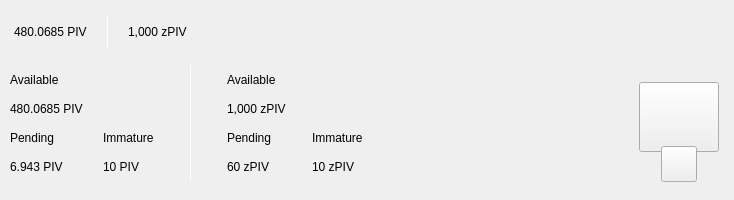
afghany/castletmp, file src/qt/pivx/forms/topbar.ui: the form before one commit.
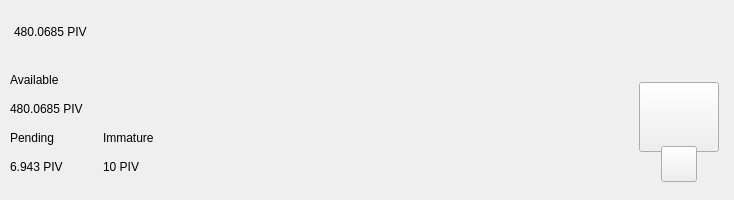
The form after the commit. Custom widgets are drawn as their Qt base class.

What changed in the file:
```diff
--- a/src/qt/pivx/forms/topbar.ui
+++ b/src/qt/pivx/forms/topbar.ui
@@ -123,75 +123,6 @@
               </property>
              </widget>
             </item>
-            <item>
-             <spacer name="horizontalSpacer_11">
-              <property name="orientation">
-               <enum>Qt::Horizontal</enum>
-              </property>
-              <property name="sizeType">
-               <enum>QSizePolicy::Fixed</enum>
-              </property>
-              <property name="sizeHint" stdset="0">
-               <size>
-                <width>20</width>
-                <height>20</height>
-               </size>
-              </property>
-             </spacer>
-            </item>
-            <item alignment="Qt::AlignVCenter">
-             <widget class="QLabel" name="typeSpacerTop">
-              <property name="minimumSize">
-               <size>
-                <width>1</width>
-                <height>30</height>
-               </size>
-              </property>
-              <property name="maximumSize">
-               <size>
-                <width>1</width>
-                <height>30</height>
-               </size>
-              </property>
-              <property name="styleSheet">
-               <string notr="true">background-color:white;
-padding:0px;
-border:none;</string>
-              </property>
-              <property name="text">
-               <string/>
-              </property>
-             </widget>
-            </item>
-            <item>
-             <spacer name="horizontalSpacer_12">
-              <property name="orientation">
-               <enum>Qt::Horizontal</enum>
-              </property>
-              <property name="sizeType">
-               <enum>QSizePolicy::Fixed</enum>
-              </property>
-              <property name="sizeHint" stdset="0">
-               <size>
-                <width>20</width>
-                <height>20</height>
-               </size>
-              </property>
-             </spacer>
-            </item>
-            <item alignment="Qt::AlignTop">
-             <widget class="QLabel" name="labelAmountTopzPiv">
-              <property name="minimumSize">
-               <size>
-                <width>0</width>
-                <height>36</height>
-               </size>
-              </property>
-              <property name="text">
-               <string notr="true">1,000 zPIV</string>
-              </property>
-             </widget>
-            </item>
            </layout>
           </widget>
          </item>
@@ -475,128 +406,6 @@
              </item>
             </layout>
            </item>
-           <item>
-            <widget class="QLabel" name="typeSpacerExpanded">
-             <property name="minimumSize">
-              <size>
-               <width>1</width>
-               <height>100</height>
-              </size>
-             </property>
-             <property name="maximumSize">
-              <size>
-               <width>1</width>
-               <height>16777215</height>
-              </size>
-             </property>
-             <property name="styleSheet">
-              <string notr="true">background-color:white;
-padding:0px;
-border:none;</string>
-             </property>
-             <property name="text">
-              <string/>
-             </property>
-            </widget>
-           </item>
-           <item>
-            <widget class="QWidget" name="zerocoinBalances" native="true">
-             <layout class="QVBoxLayout" name="verticalLayout_8">
-              <property name="spacing">
-               <number>0</number>
-              </property>
-              <property name="leftMargin">
-               <number>30</number>
-              </property>
-              <property name="topMargin">
-               <number>0</number>
-              </property>
-              <property name="rightMargin">
-               <number>0</number>
-              </property>
-              <property name="bottomMargin">
-               <number>0</number>
-              </property>
-              <item>
-               <layout class="QVBoxLayout" name="verticalLayout">
-                <item>
-                 <widget class="QLabel" name="labelTitleAvailablezPiv">
-                  <property name="text">
-                   <string>Available</string>
-                  </property>
-                 </widget>
-                </item>
-                <item>
-                 <widget class="QLabel" name="labelAvailablezPiv">
-                  <property name="text">
-                   <string notr="true">1,000 zPIV</string>
-                  </property>
-                 </widget>
-                </item>
-               </layout>
-              </item>
-              <item>
-               <layout class="QHBoxLayout" name="horizontalLayout">
-                <property name="spacing">
-                 <number>0</number>
-                </property>
-                <item>
-                 <layout class="QVBoxLayout" name="verticalLayout_5">
-                  <item>
-                   <widget class="QLabel" name="labelTitlePendingzPiv">
-                    <property name="text">
-                     <string>Pending</string>
-                    </property>
-                   </widget>
-                  </item>
-                  <item>
-                   <widget class="QLabel" name="labelPendingzPiv">
-                    <property name="text">
-                     <string notr="true">60 zPIV</string>
-                    </property>
-                   </widget>
-                  </item>
-                 </layout>
-                </item>
-                <item>
-                 <spacer name="horizontalSpacer_4">
-                  <property name="orientation">
-                   <enum>Qt::Horizontal</enum>
-                  </property>
-                  <property name="sizeType">
-                   <enum>QSizePolicy::Fixed</enum>
-                  </property>
-                  <property name="sizeHint" stdset="0">
-                   <size>
-                    <width>40</width>
-                    <height>20</height>
-                   </size>
-                  </property>
-                 </spacer>
-                </item>
-                <item>
-                 <layout class="QVBoxLayout" name="verticalLayout_6">
-                  <item>
-                   <widget class="QLabel" name="labelTitleImmaturezPiv">
-                    <property name="text">
-                     <string>Immature</string>
-                    </property>
-                   </widget>
-                  </item>
-                  <item>
-                   <widget class="QLabel" name="labelImmaturezPiv">
-                    <property name="text">
-                     <string notr="true">10 zPIV</string>
-                    </property>
-                   </widget>
-                  </item>
-                 </layout>
-                </item>
-               </layout>
-              </item>
-             </layout>
-            </widget>
-           </item>
           </layout>
          </item>
          <item>
```
Left out of the diff: 2 changed lines with no effect on the pictures.
